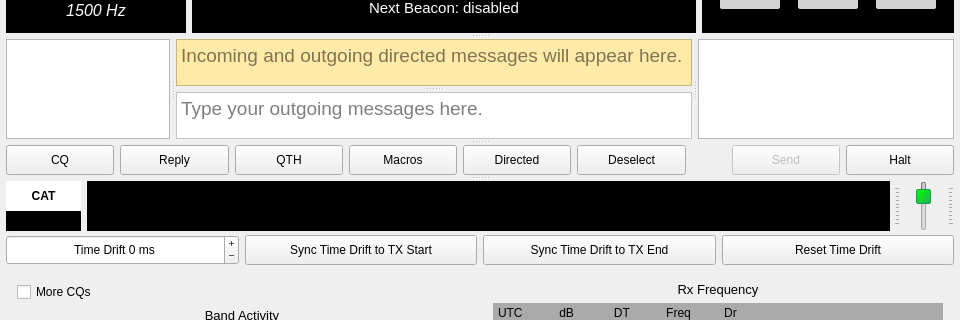
Above: mainwindow.ui from qcmiao1998/js8call before the change; both pictures show x 0 to 960 and y 117 to 437 of the 960 by 959 pixel window. Below: the same form after it.
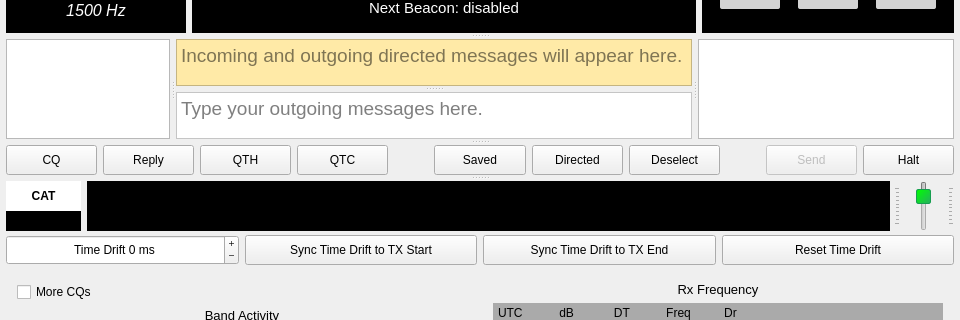
That is the form after the change. Custom widgets are drawn as their Qt base class.

Commit message: Renamed macros to saved messages. Added menu and buttons for quick access to all messages configured

Diff of the .ui file:
```diff
--- a/mainwindow.ui
+++ b/mainwindow.ui
@@ -1350,7 +1350,7 @@
            <string>&lt;html&gt;&lt;head/&gt;&lt;body&gt;&lt;p&gt;Send a macro&lt;/p&gt;&lt;/body&gt;&lt;/html&gt;</string>
           </property>
           <property name="text">
-           <string>Macros</string>
+           <string>Saved</string>
           </property>
          </widget>
         </item>
@@ -1402,6 +1402,38 @@
           </property>
          </widget>
         </item>
+        <item row="1" column="5">
+         <widget class="QPushButton" name="qtcMacroButton">
+          <property name="minimumSize">
+           <size>
+            <width>0</width>
+            <height>30</height>
+           </size>
+          </property>
+          <property name="toolTip">
+           <string>&lt;html&gt;&lt;head/&gt;&lt;body&gt;&lt;p&gt;Send your station message&lt;/p&gt;&lt;/body&gt;&lt;/html&gt;</string>
+          </property>
+          <property name="text">
+           <string>QTC</string>
+          </property>
+         </widget>
+        </item>
+        <item row="1" column="6">
+         <spacer name="horizontalSpacer_8">
+          <property name="orientation">
+           <enum>Qt::Horizontal</enum>
+          </property>
+          <property name="sizeType">
+           <enum>QSizePolicy::Fixed</enum>
+          </property>
+          <property name="sizeHint" stdset="0">
+           <size>
+            <width>40</width>
+            <height>20</height>
+           </size>
+          </property>
+         </spacer>
+        </item>
        </layout>
       </widget>
       <widget class="QFrame" name="frame_5">
```
Left out of the diff: 8 changed lines with no effect on the pictures. The commit also changes 3 other files.
